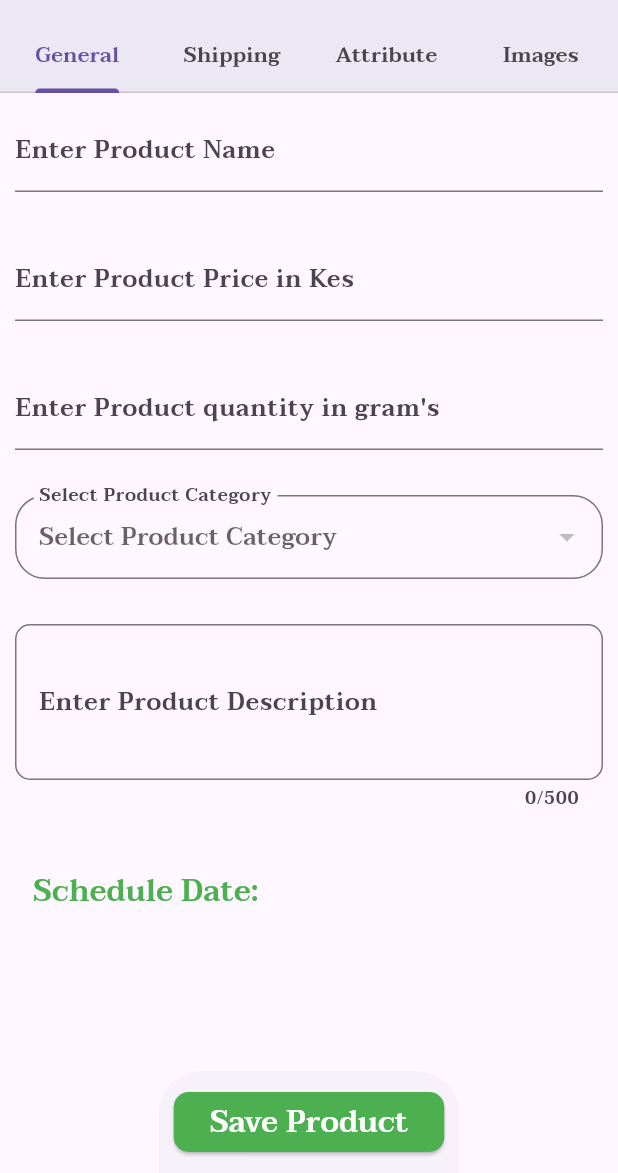
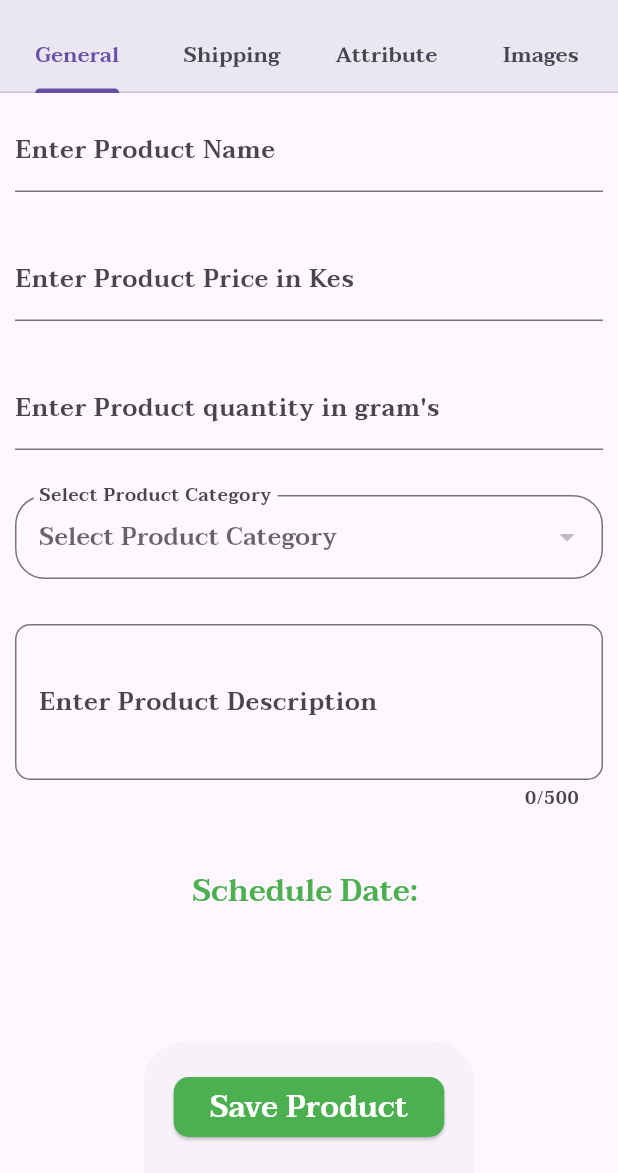
Before and after one commit to brianmwirigi/customervendorkotlinflutter, a Flutter app: the VendorUploadScreen screen opened directly, on a phone screen of 412 x 824 dp, the part 63-1236 px from its top. Run offline on Flutter 3.47's test engine with Material 3 defaults, Android fonts, the light colour scheme and no system bars; our stand-ins replace cached_network_image, cloud_firestore, firebase_auth, firebase_core, firebase_storage, flutter_easyloading and 2 more; missing offline and left inert: country_state_city_picker, firebase_ui_auth; accounts and stored records are empty; network calls fail.

Commit message:
first commit

```diff
--- a/lib/providers/productprovider.dart
+++ b/lib/providers/productprovider.dart
@@ -3,10 +3,11 @@ import 'package:flutter/widgets.dart';
 class ProductProvider with ChangeNotifier {
   Map<String, dynamic> productData = {};
 
+  //function to get the form data
   getFormData({
     String? productName,
-    double? productPrice,
-    double? productQuantity,
+    int? productPrice,
+    int? productQuantity,
     String? productCategory,
     String? productDescription,
     DateTime? productScheduleDate,
--- a/lib/vendors/views/screens/uploadtabscreens/generaltabscreen.dart
+++ b/lib/vendors/views/screens/uploadtabscreens/generaltabscreen.dart
@@ -79,7 +79,7 @@ class _GeneralTabScreenState extends State<GeneralTabScreen>
                 return null;
               },
               onChanged: (value) {
-                _productProvider.getFormData(productPrice: double.parse(value));
+                _productProvider.getFormData(productPrice: int.parse(value));
               },
               decoration: const InputDecoration(
                 labelText: 'Enter Product Price in Kes',
@@ -98,7 +98,7 @@ class _GeneralTabScreenState extends State<GeneralTabScreen>
               },
               onChanged: (value) {
                 _productProvider.getFormData(
-                    productQuantity: double.parse(value));
+                    productQuantity: int.parse(value));
               },
               decoration: const InputDecoration(
                 labelText: 'Enter Product quantity in gram\'s',
@@ -157,6 +157,7 @@ class _GeneralTabScreenState extends State<GeneralTabScreen>
               height: 30,
             ),
             Row(
+              mainAxisAlignment: MainAxisAlignment.center,
               children: [
                 TextButton(
                   onPressed: () {
--- a/lib/vendors/views/screens/vendoraccountscreen.dart
+++ b/lib/vendors/views/screens/vendoraccountscreen.dart
@@ -8,9 +8,7 @@ class VendorAccountScreen extends StatelessWidget {
   Widget build(BuildContext context) {
     return Center(
         child: ElevatedButton(
-      onPressed: () async {
-        _authentication.signOut();
-      },
+      onPressed: (){},
       child: const Text('Logout'),
     ));
   }
--- a/lib/vendors/views/screens/vendoruploadscreen.dart
+++ b/lib/vendors/views/screens/vendoruploadscreen.dart
@@ -23,7 +23,7 @@ class VendorUploadScreen extends StatelessWidget {
         key: _formKey,
         child: Scaffold(
           appBar: AppBar(
-            elevation: 10,
+            elevation: 20,
             backgroundColor: Colors.white,
             title: const Text(
               'UPLOAD PRODUCT',
@@ -56,7 +56,7 @@ class VendorUploadScreen extends StatelessWidget {
             ],
           ),
           bottomSheet: Padding(
-            padding:const EdgeInsets.all(10.0),
+            padding: const EdgeInsets.all(20.0),
             child: ElevatedButton(
               style: ElevatedButton.styleFrom(
                 backgroundColor: Colors.green,
```
Also changed, not shown: lib/main.dart (+5 -2 lines), lib/vendors/views/screens/uploadtabscreens/shippingtabscreen.dart (+5 -5 lines), 1 other file. Lines whose indentation alone changed are shown as unchanged.
